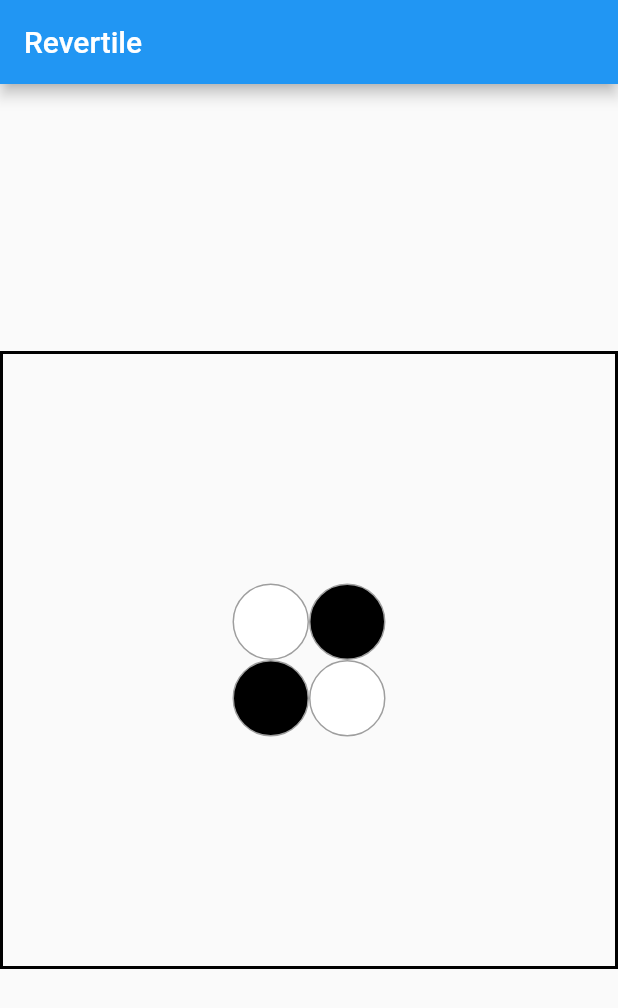
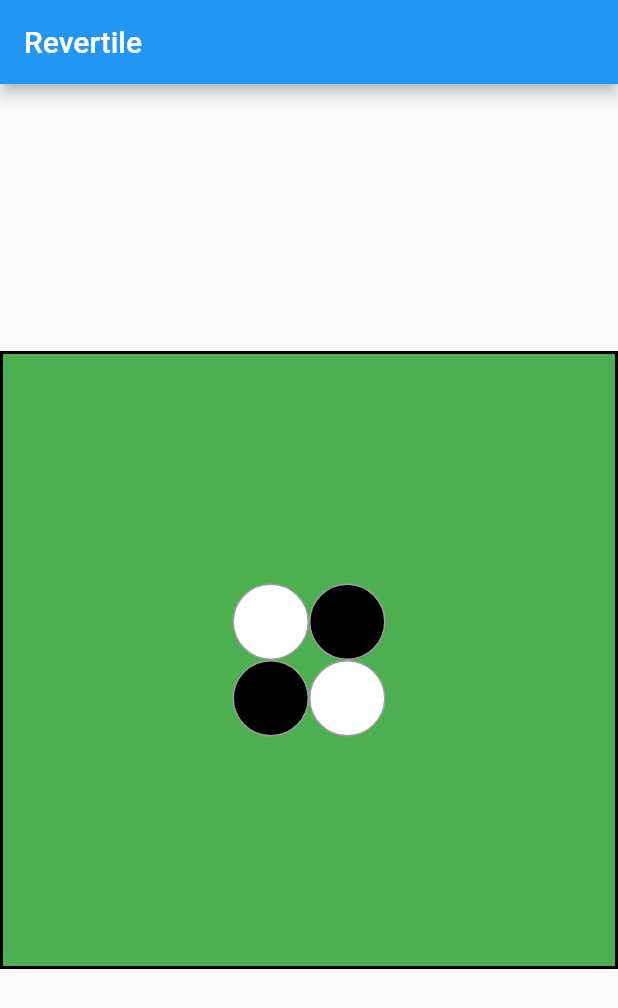
Before and after one commit to reiya0104/revertile, a Flutter app: the screen it shows after launch, on a phone screen of 412 x 824 dp. Shown: the top 1008 px of the screen. Run offline on Flutter 3.47's test engine with Material 2 defaults, Android fonts, the phone set to English and light mode, and no system bars.

Commit message:
feat: change background color of the Board component to green
Change the background color of the Board component to a shade of green closer to the color of the Reversi game board.

```diff
--- a/lib/board.dart
+++ b/lib/board.dart
@@ -43,6 +43,7 @@ class _BoardState extends State<Board> {
               color: Colors.black,
               width: 2,
             ),
+            color: Colors.green,
           ),
           width: _boardSize,
           height: _boardSize,
```
